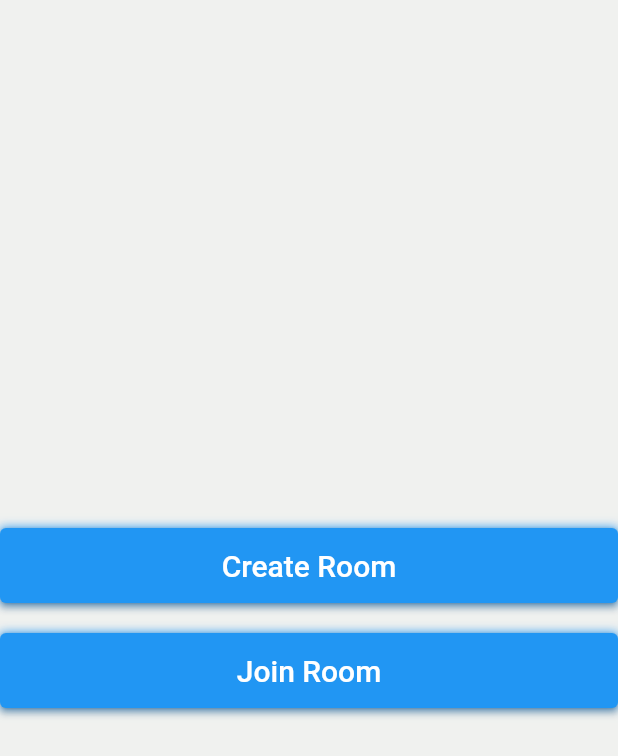
After one commit to mawalou14/fltterTkTakToe, a Flutter app: the screen it shows after launch, on a phone screen of 412 x 824 dp. The commit adds this screen. Shown: the top 756 px of the screen. Run offline on Flutter 3.47's test engine with Material 2 defaults, Android fonts, the phone set to English and light mode, and no system bars.

Commit message:
created responsiveness of buttons

```diff
--- /dev/null
+++ b/lib/responsive/responsive.dart
@@ -0,0 +1,17 @@
+import 'package:flutter/material.dart';
+
+class Responsive extends StatelessWidget {
+  final Widget child;
+  const Responsive({super.key, required this.child});
+
+  @override
+  Widget build(BuildContext context) {
+    return Center(
+      child: ConstrainedBox(
+          constraints: const BoxConstraints(
+            maxWidth: 600,
+          ),
+          child: child),
+    );
+  }
+}
--- a/lib/screens/main_menu_screen.dart
+++ b/lib/screens/main_menu_screen.dart
@@ -1,4 +1,5 @@
 import 'package:flutter/material.dart';
+import 'package:tictactoe/responsive/responsive.dart';
 import 'package:tictactoe/widgets/custom_button.dart';
 
 class MainMenuScreen extends StatelessWidget {
@@ -7,7 +8,8 @@ class MainMenuScreen extends StatelessWidget {
   @override
   Widget build(BuildContext context) {
     return Scaffold(
-      body: Column(
+      body: Responsive(
+        child: Column(
           mainAxisAlignment: MainAxisAlignment.center,
           children: [
             CustomButton(
@@ -23,6 +25,7 @@ class MainMenuScreen extends StatelessWidget {
             ),
           ],
         ),
+      ),
     );
   }
 }
```
Lines whose indentation alone changed are shown as unchanged.
